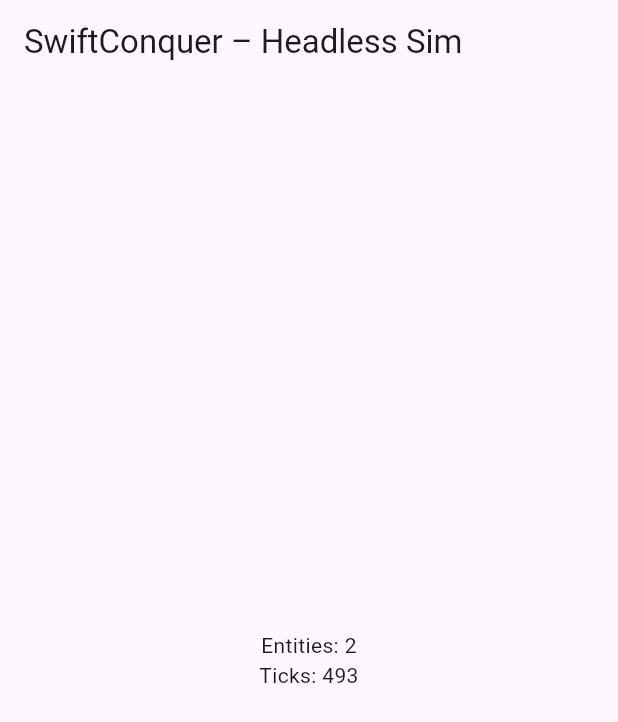
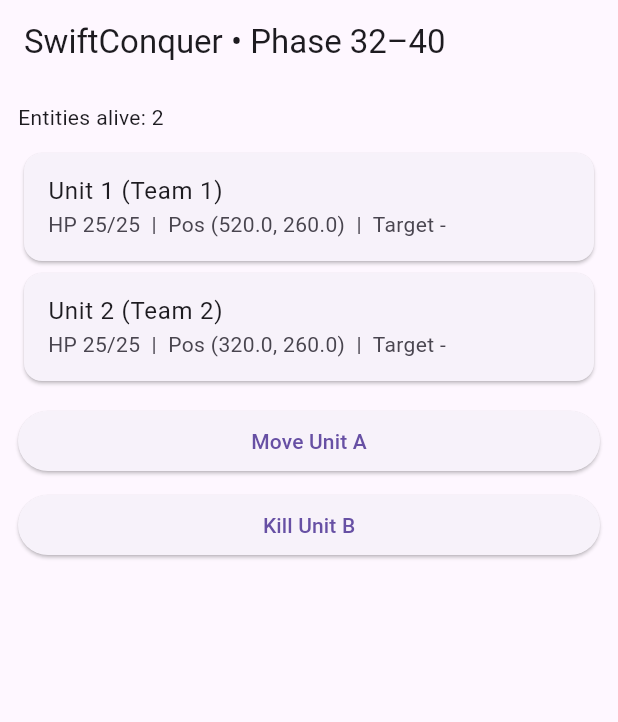
Before and after one commit to Sinhuej/swift_conquer_game, a Flutter app: the screen it shows after launch, on a phone screen of 412 x 824 dp. Shown: the top 722 px of the screen. Run offline on Flutter 3.47's test engine with Material 3 defaults, Android fonts, the phone set to English and light mode, and no system bars; missing offline and left inert: flame.

Commit message:
Phase 32–40: headless core green lock

```diff
--- a/lib/game/core/entity_id.dart
+++ b/lib/game/core/entity_id.dart
@@ -1,13 +1,13 @@
 class EntityId {
   final int value;
   const EntityId(this.value);
-
-  @override
-  String toString() => value.toString();
 
   @override
   bool operator ==(Object other) => other is EntityId && other.value == value;
 
   @override
   int get hashCode => value.hashCode;
+
+  @override
+  String toString() => value.toString();
 }
--- a/lib/game/core/world_state.dart
+++ b/lib/game/core/world_state.dart
@@ -9,7 +9,8 @@ import 'entity_id.dart';
 class WorldState {
   int _nextId = 1;
 
-  final Set<EntityId> entities = {};
+  final Set<EntityId> entities = <EntityId>{};
+
   final Map<EntityId, Position> positions = {};
   final Map<EntityId, Health> health = {};
   final Map<EntityId, Team> teams = {};
@@ -17,6 +18,7 @@ class WorldState {
   final Map<EntityId, TargetOrder> targetOrders = {};
 
   int get entityCount => entities.length;
+
   bool exists(EntityId id) => entities.contains(id);
 
   EntityId spawnUnit(Vec2 start, {int teamId = 1, int hp = 20}) {
--- a/lib/game/math/vec2.dart
+++ b/lib/game/math/vec2.dart
@@ -1,5 +1,3 @@
-import 'dart:math' as math;
-
 class Vec2 {
   final double x;
   final double y;
@@ -10,13 +8,21 @@ class Vec2 {
   Vec2 operator -(Vec2 o) => Vec2(x - o.x, y - o.y);
   Vec2 operator *(double s) => Vec2(x * s, y * s);
 
-  double get length => math.sqrt(x * x + y * y);
+  double get length => _sqrt(x * x + y * y);
 
   Vec2 normalized() {
     final len = length;
-    if (len <= 0.000001) return const Vec2(0, 0);
+    if (len == 0) return const Vec2(0, 0);
     return Vec2(x / len, y / len);
   }
 
-  double distanceTo(Vec2 o) => (this - o).length;
+  static double _sqrt(double v) {
+    // Newton-Raphson
+    if (v <= 0) return 0;
+    double x = v;
+    for (int i = 0; i < 12; i++) {
+      x = 0.5 * (x + v / x);
+    }
+    return x;
+  }
 }
--- a/lib/game/systems/combat_system.dart
+++ b/lib/game/systems/combat_system.dart
@@ -4,12 +4,12 @@ import 'game_system.dart';
 class CombatSystem implements GameSystem {
   @override
   void update(double dt, WorldState world) {
+    // Placeholder: Phase 40+ real combat
+    // For now: delete dead entities
     final dead = <dynamic>[];
     for (final id in world.entities) {
       final hp = world.health[id];
-      if (hp != null && hp.current <= 0) {
-        dead.add(id);
-      }
+      if (hp != null && hp.current <= 0) dead.add(id);
     }
     for (final id in dead) {
       world.destroy(id);
--- a/lib/game/systems/movement_system.dart
+++ b/lib/game/systems/movement_system.dart
@@ -3,29 +3,30 @@ import '../math/vec2.dart';
 import 'game_system.dart';
 
 class MovementSystem implements GameSystem {
+  static const double speed = 120.0; // units/sec
+
   @override
   void update(double dt, WorldState world) {
     for (final id in world.entities) {
       final pos = world.positions[id];
       final order = world.moveOrders[id];
-      if (pos == null || order?.target == null) continue;
+      if (pos == null || order == null) continue;
+
+      final target = order.target;
+      if (target == null) continue;
 
       final Vec2 p = pos.value;
-      final Vec2 t = order!.target!;
-      final Vec2 to = t - p;
+      final Vec2 delta = target - p;
 
-      final dist = to.length;
-      if (dist < 1) {
+      final dist = delta.length;
+      if (dist < 1.0) {
         order.target = null;
         continue;
       }
 
-      const speed = 100.0;
       final step = speed * dt;
-      final next = (step >= dist)
-          ? t
-          : p + to.normalized() * step;
-
+      final dir = delta.normalized();
+      final next = (step >= dist) ? target : (p + dir * step);
       pos.value = next;
     }
   }
--- a/lib/game/systems/system_manager.dart
+++ b/lib/game/systems/system_manager.dart
@@ -2,15 +2,17 @@ import '../core/world_state.dart';
 import 'combat_system.dart';
 import 'game_system.dart';
 import 'movement_system.dart';
+import 'selection_system.dart';
 
 class SystemManager {
-  final List<GameSystem> systems = [
+  final List<GameSystem> _systems = <GameSystem>[
+    SelectionSystem(),
     MovementSystem(),
     CombatSystem(),
   ];
 
   void update(double dt, WorldState world) {
-    for (final s in systems) {
+    for (final s in _systems) {
       s.update(dt, world);
     }
   }
--- a/lib/screens/test_screen.dart
+++ b/lib/screens/test_screen.dart
@@ -1,6 +1,7 @@
 import 'dart:async';
 import 'package:flutter/material.dart';
 import '../game/core/game_loop.dart';
+import '../game/core/entity_id.dart';
 import '../game/math/vec2.dart';
 
 class TestScreen extends StatefulWidget {
@@ -13,20 +14,24 @@ class TestScreen extends StatefulWidget {
 class _TestScreenState extends State<TestScreen> {
   final GameLoop loop = GameLoop();
   Timer? _timer;
-  int ticks = 0;
+
+  EntityId? a;
+  EntityId? b;
 
   @override
   void initState() {
     super.initState();
 
     final world = loop.world;
-    world.spawnUnit(const Vec2(100, 100));
-    world.spawnUnit(const Vec2(300, 100));
+    a = world.spawnUnit(const Vec2(120, 260), teamId: 1, hp: 25);
+    b = world.spawnUnit(const Vec2(320, 260), teamId: 2, hp: 25);
+
+    // prove movement ticks:
+    world.moveOrders[a!]!.target = const Vec2(520, 260);
 
     _timer = Timer.periodic(const Duration(milliseconds: 16), (_) {
       loop.tick(1 / 60);
-      ticks++;
-      if (ticks % 60 == 0) setState(() {});
+      setState(() {});
     });
   }
 
@@ -36,16 +41,55 @@ class _TestScreenState extends State<TestScreen> {
     super.dispose();
   }
 
-  @override
-  Widget build(BuildContext context) {
-    return Scaffold(
-      appBar: AppBar(title: const Text('SwiftConquer – Headless Sim')),
-      body: Center(
-        child: Text(
-          'Entities: ${loop.world.entityCount}\nTicks: $ticks',
-          textAlign: TextAlign.center,
+  Widget _unitCard(EntityId id) {
+    final world = loop.world;
+    final pos = world.positions[id]!.value;
+    final hp = world.health[id]!;
+    final team = world.teams[id]!.id;
+    final tgt = world.targetOrders[id]?.targetId;
+
+    return Card(
+      child: ListTile(
+        title: Text("Unit ${id.value} (Team $team)"),
+        subtitle: Text(
+          "HP ${hp.current}/${hp.max}  |  Pos (${pos.x.toStringAsFixed(1)}, ${pos.y.toStringAsFixed(1)})"
+          "  |  Target ${tgt?.value ?? '-'}",
         ),
       ),
     );
   }
+
+  @override
+  Widget build(BuildContext context) {
+    final world = loop.world;
+
+    return Scaffold(
+      appBar: AppBar(title: const Text("SwiftConquer • Phase 32–40")),
+      body: ListView(
+        padding: const EdgeInsets.all(12),
+        children: [
+          Text("Entities alive: ${world.entityCount}"),
+          const SizedBox(height: 10),
+          if (a != null && world.exists(a!)) _unitCard(a!),
+          if (b != null && world.exists(b!)) _unitCard(b!),
+          const SizedBox(height: 12),
+          ElevatedButton(
+            onPressed: () {
+              if (a == null || !world.exists(a!)) return;
+              world.moveOrders[a!]!.target = const Vec2(520, 140);
+            },
+            child: const Text("Move Unit A"),
+          ),
+          const SizedBox(height: 8),
+          ElevatedButton(
+            onPressed: () {
+              if (b == null || !world.exists(b!)) return;
+              world.health[b!]!.current = 0; // prove despawn
+            },
+            child: const Text("Kill Unit B"),
+          ),
+        ],
+      ),
+    );
+  }
 }
```
Also changed, not shown: lib/game/systems/selection_system.dart (+2 -24 lines), 1 other file.
